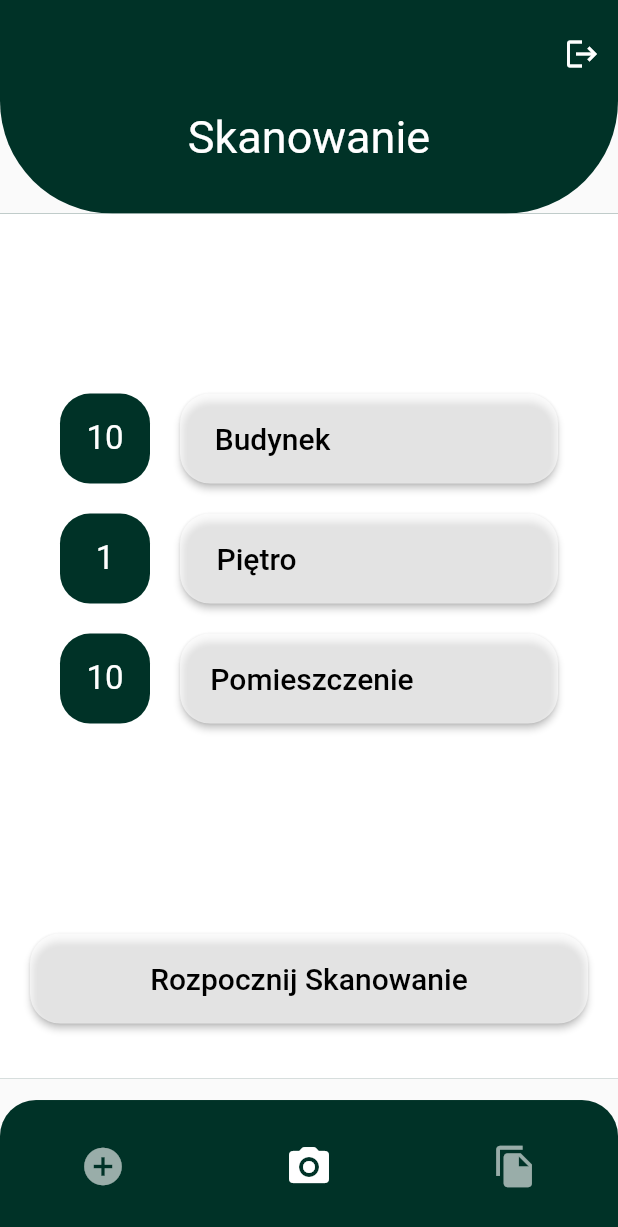
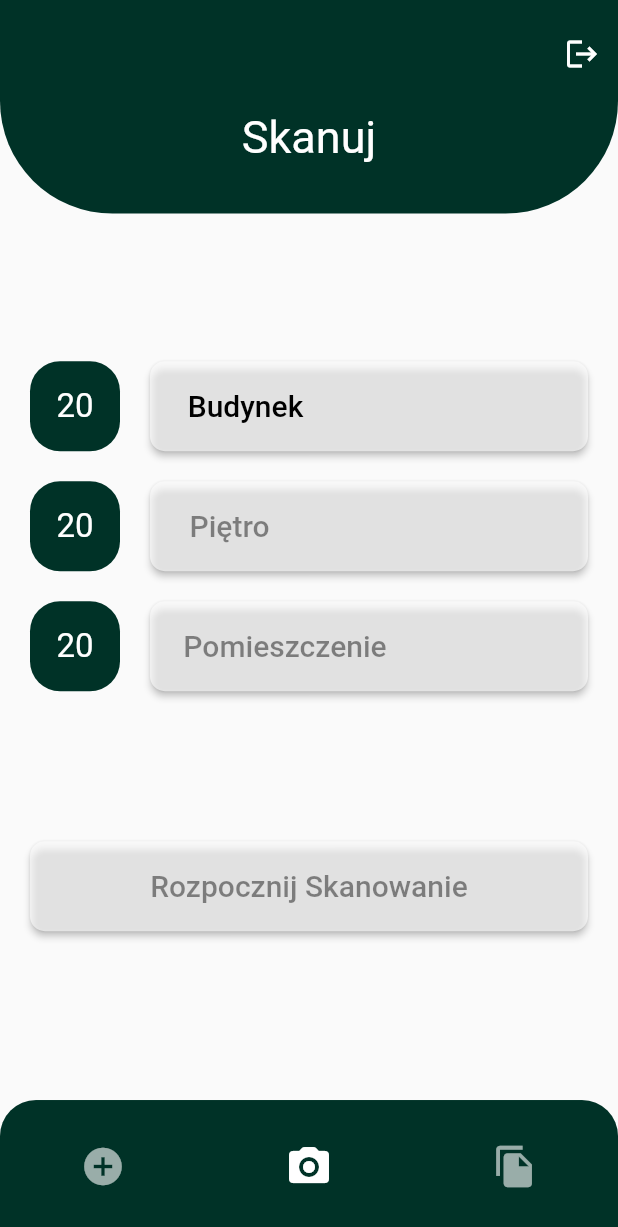
Before and after one commit to Lokinado/flutter_inventory_app, a Flutter app: the screen it shows once a user with an empty profile is signed in, on a phone screen of 412 x 824 dp. Shown: the top 1227 px of the screen. Run offline on Flutter 3.47's test engine with Material 2 defaults, Android fonts, the phone set to English and light mode, and no system bars; our stand-ins replace camera, firebase_auth, firebase_core; accounts and stored records are empty; Roboto replaces fonts that are missing (Montserrat).

Commit message:
Cleanup i poprawki skalowania
Umożliwienie ładniejszego skalowania elementów podczas zmian wielkości rzeczy na ekranie ; posprzątanie wcześniejszego kodu ; dodanie działania "Rozpocznij Skanowanie"

```diff
--- /dev/null
+++ b/lib/components/element_styling.dart
@@ -0,0 +1,41 @@
+import 'package:flutter/material.dart';
+
+//  Parametr odpowiedzialny za krzywiznę boków guzików
+//  Przy zaimporotowaniu, ta zmienna zostaje zaimportowana domyślnie
+//  i można późńiej jej wartość nadpisać
+double roundness  = 10;
+
+// Zaokrąglony, Szary, guzik
+var leftTextActive = ElevatedButton.styleFrom(
+    backgroundColor: Colors.white60,
+    foregroundColor: Colors.black,
+    shadowColor: Colors.black,
+    alignment: const Alignment(-0.9, 0),
+    shape: RoundedRectangleBorder(
+      borderRadius: BorderRadius.circular(roundness),
+    ));
+
+var leftTextNotActive = ElevatedButton.styleFrom(
+    backgroundColor: Colors.white60,
+    foregroundColor: Colors.black45,
+    shadowColor: Colors.black,
+    alignment: const Alignment(-0.9, 0),
+    shape: RoundedRectangleBorder(
+      borderRadius: BorderRadius.circular(roundness),
+    ));
+
+var centerTextActive = ElevatedButton.styleFrom(
+    backgroundColor: Colors.white60,
+    foregroundColor: Colors.black,
+    shadowColor: Colors.black,
+    shape: RoundedRectangleBorder(
+      borderRadius: BorderRadius.circular(roundness),
+    ));
+
+var centerTextNotActive = ElevatedButton.styleFrom(
+    backgroundColor: Colors.white60,
+    foregroundColor: Colors.black45,
+    shadowColor: Colors.black,
+    shape: RoundedRectangleBorder(
+      borderRadius: BorderRadius.circular(roundness),
+    ));
--- a/lib/components/topbodysection.dart
+++ b/lib/components/topbodysection.dart
@@ -67,7 +67,7 @@ class TopBodySection extends StatelessWidget {
               ),
               height: size.height * proportionalHeight,
               decoration: BoxDecoration(
-                color: Color.fromRGBO(0, 50, 39, 1),
+                color: const Color.fromRGBO(0, 50, 39, 1),
                 borderRadius: BorderRadius.only(
                   //  Roundness is on the opposite site
                   bottomRight: Radius.circular(rightRoundness),
--- a/lib/pages/scanner/pick_place_page.dart
+++ b/lib/pages/scanner/pick_place_page.dart
@@ -1,6 +1,6 @@
 import 'package:flutter/material.dart';
+import 'package:inventory_app/components/element_styling.dart';
 import 'package:inventory_app/components/topbodysection.dart';
-import 'package:inventory_app/components/place_choose_button.dart';
 import 'package:inventory_app/pages/scanner/scanner_page.dart';
 
 //  ###########################################################################
@@ -24,7 +24,7 @@ class _PickPlaceState extends State<PickPlace> {
       children: <Widget>[
         TopBodySection(
           key: UniqueKey(),
-          tekst: "Skanowanie",
+          tekst: "Skanuj",
           size: rozmiar,
           location: Location.center,
         ),
@@ -61,15 +61,18 @@ class _PickPlaceContentState extends State<PickPlaceContent>
   @override
   bool get wantKeepAlive => true;
 
-  var budynek = 10;
-  var pietro = 1;
-  var pomieszczenie = 10;
+  var budynek = 20;
+  var pietro = 20;
+  var pomieszczenie = 20;
   double numberBoxSize = 60;
+
+  var zielonySGGW = const Color.fromRGBO(0, 50, 39, 1);
 
   var rozpoczeteSkanowanie = false;
 
   @override
   Widget build(BuildContext context) {
+    // Wywołuje "AutomaticKeepAliveClientMixin" -> Alive
     super.build(context);
 
     // Zmienne stylistyczne
@@ -77,50 +80,32 @@ class _PickPlaceContentState extends State<PickPlaceContent>
     double space = 20;
     double space2 = 2 * space;
 
-    // Zaokrąglony, Szary, guzik
-    var style1 = ElevatedButton.styleFrom(
-        backgroundColor: Colors.white60,
-        foregroundColor: Colors.black,
-        shadowColor: Colors.black,
-        alignment: Alignment(-0.9, 0),
-        shape: RoundedRectangleBorder(
-          borderRadius: BorderRadius.circular(roundness),
-        ));
+    //  "Kontener" wnętrza, ograniczający wysokość całkowitą
+    return SizedBox(
+        height: widget.size.height * 0.7,
+        width: widget.size.width,
 
-    var style2 = ElevatedButton.styleFrom(
-        backgroundColor: Colors.white60,
-        foregroundColor: Colors.black,
-        shadowColor: Colors.black,
-        shape: RoundedRectangleBorder(
-          borderRadius: BorderRadius.circular(roundness),
-        ));
+        //  Największe pudełko - tutaj jest cała zawartość równo ułożone
+        child: Column(
+          mainAxisAlignment: MainAxisAlignment.spaceEvenly,
+          children: [
 
-    // Wywołuje "AutomaticKeepAliveClientMixin" -> Alive
-    return Container(
-        height: widget.size.height * 0.7,
-        color: const Color.fromRGBO(0, 50, 39, 1),
-
-        //  Kontener odpowiedzialny za tło z zaokrąglonymi rogami
-        child: Container(
-            width: widget.size.width,
-            height: widget.size.height,
-            color: Colors.white,
-
-            // Główna zawartość naszej strony
-            child: Column(
-              children: [
-                // Kontener do trzymania zakładek z wybieranim
-                Container(
-                  margin: const EdgeInsets.fromLTRB(0, 120, 0, 0),
-                  child: Column(
+            // Wszystkie elementy są ułożone tutaj
+            // po co Columna w Columne?
+            // Jedna umieszcz an środku "pudełko" (column poniżej)
+            // w którym sa już ręcznie rozmieszczonoe elementy
+            // (przyciski i separatory z Column poniżej)
+            Column(
               mainAxisAlignment: MainAxisAlignment.spaceEvenly,
               crossAxisAlignment: CrossAxisAlignment.center,
 
-                    // Budynek, piętro, pomieszczenie
+              // Budynek, piętro, pomieszczenie i przycisk
               children: [
+
                 // Wybor budynku
+                // Dokładny opis komponentu w place_choose_button.dart
                 Container(
-                        margin: EdgeInsets.fromLTRB(space2, 0, 0, 0),
+                  margin: EdgeInsets.fromLTRB(space, 0, 0, 0),
                   child: Row(
                     //mainAxisAlignment: MainAxisAlignment.spaceEvenly,
 
@@ -130,12 +115,11 @@ class _PickPlaceContentState extends State<PickPlaceContent>
                         width: numberBoxSize,
                         height: numberBoxSize,
                         decoration: BoxDecoration(
-                                  borderRadius:
-                                      BorderRadius.circular(roundness),
-                                  color: Color.fromRGBO(0, 50, 39, 1)),
+                            borderRadius: BorderRadius.circular(roundness),
+                            color: zielonySGGW),
                         child: Text(
                           "${budynek > 0 ? budynek : ""}",
-                                style: TextStyle(
+                          style: const TextStyle(
                               fontSize: 22, color: Colors.white),
                         ),
                       ),
@@ -143,16 +127,16 @@ class _PickPlaceContentState extends State<PickPlaceContent>
                         margin: EdgeInsets.fromLTRB(space, 0, 0, 0),
                       ),
                       SizedBox(
-                              width: widget.size.width - 160,
+                        width: widget.size.width - 120,
                         height: 60.0,
                         child: ElevatedButton(
-                                style: style1,
+                          style: leftTextActive,
                           onPressed: () {
                             setState(() {
                               budynek = budynek + 1;
                             });
                           },
-                                child: Text(
+                          child: const Text(
                             "Budynek",
                             style: TextStyle(fontSize: 20),
                           ),
@@ -169,7 +153,7 @@ class _PickPlaceContentState extends State<PickPlaceContent>
 
                 // Wybor pietra
                 Container(
-                        margin: EdgeInsets.fromLTRB(space2, 0, 0, 0),
+                  margin: EdgeInsets.fromLTRB(space, 0, 0, 0),
                   child: Row(
                     //mainAxisAlignment: MainAxisAlignment.spaceEvenly,
 
@@ -179,12 +163,11 @@ class _PickPlaceContentState extends State<PickPlaceContent>
                         width: numberBoxSize,
                         height: numberBoxSize,
                         decoration: BoxDecoration(
-                                  borderRadius:
-                                      BorderRadius.circular(roundness),
-                                  color: Color.fromRGBO(0, 50, 39, 1)),
+                            borderRadius: BorderRadius.circular(roundness),
+                            color: zielonySGGW),
                         child: Text(
                           "${pietro > 0 ? pietro : ""}",
-                                style: TextStyle(
+                          style: const TextStyle(
                               fontSize: 22, color: Colors.white),
                         ),
                       ),
@@ -192,16 +175,20 @@ class _PickPlaceContentState extends State<PickPlaceContent>
                         margin: EdgeInsets.fromLTRB(space, 0, 0, 0),
                       ),
                       SizedBox(
-                              width: widget.size.width - 160,
+                        width: widget.size.width - 120,
                         height: 60.0,
                         child: ElevatedButton(
-                                style: style1,
+                          style: budynek > 20
+                              ? leftTextActive
+                              : leftTextNotActive,
                           onPressed: () {
                             setState(() {
+                              if (budynek > 20) {
                                 pietro = pietro + 1;
+                              }
                             });
                           },
-                                child: Text(
+                          child: const Text(
                             "Piętro",
                             style: TextStyle(
                               fontSize: 20,
@@ -221,7 +208,7 @@ class _PickPlaceContentState extends State<PickPlaceContent>
 
                 // Wybor pomieszczenia
                 Container(
-                        margin: EdgeInsets.fromLTRB(space2, 0, 0, 0),
+                  margin: EdgeInsets.fromLTRB(space, 0, 0, 0),
                   child: Row(
                     //mainAxisAlignment: MainAxisAlignment.spaceEvenly,
 
@@ -231,12 +218,11 @@ class _PickPlaceContentState extends State<PickPlaceContent>
                         width: numberBoxSize,
                         height: numberBoxSize,
                         decoration: BoxDecoration(
-                                  borderRadius:
-                                      BorderRadius.circular(roundness),
-                                  color: Color.fromRGBO(0, 50, 39, 1)),
+                            borderRadius: BorderRadius.circular(roundness),
+                            color: zielonySGGW),
                         child: Text(
                           "${pomieszczenie > 0 ? pomieszczenie : ""}",
-                                style: TextStyle(
+                          style: const TextStyle(
                               fontSize: 22, color: Colors.white),
                         ),
                       ),
@@ -244,16 +230,20 @@ class _PickPlaceContentState extends State<PickPlaceContent>
                         margin: EdgeInsets.fromLTRB(space, 0, 0, 0),
                       ),
                       SizedBox(
-                              width: widget.size.width - 160,
+                        width: widget.size.width - 120,
                         height: 60.0,
                         child: ElevatedButton(
-                                style: style1,
+                          style: pietro > 20
+                              ? leftTextActive
+                              : leftTextNotActive,
                           onPressed: () {
                             setState(() {
+                              if (pietro > 20) {
                                 pomieszczenie = pomieszczenie + 1;
+                              }
                             });
                           },
-                                child: Text(
+                          child: const Text(
                             "Pomieszczenie",
                             style: TextStyle(fontSize: 20),
                           ),
@@ -265,11 +255,11 @@ class _PickPlaceContentState extends State<PickPlaceContent>
 
                 // Separator
                 const SizedBox(
-                        height: 140.0,
+                  height: 100.0,
                 ),
 
-                      Container(
-                        child: Row(
+                // Przycisk rozpoczęcia skanowania
+                Row(
                   children: [
                     Container(
                       margin: EdgeInsets.fromLTRB(space, 0, 0, 0),
@@ -278,16 +268,19 @@ class _PickPlaceContentState extends State<PickPlaceContent>
                       width: widget.size.width - 40,
                       height: 60.0,
                       child: ElevatedButton(
-                                style: style2,
+                        style: pomieszczenie > 20
+                            ? centerTextActive
+                            : centerTextNotActive,
                         onPressed: () {
-                                  rozpoczeteSkanowanie = true;
+                          if (pomieszczenie > 20) {
                             Navigator.push(
                               context,
                               MaterialPageRoute(
                                   builder: (context) => const CameraPage()),
                             );
+                          }
                         },
-                                child: Text(
+                        child: const Text(
                           "Rozpocznij Skanowanie",
                           style: TextStyle(fontSize: 20),
                         ),
@@ -295,19 +288,12 @@ class _PickPlaceContentState extends State<PickPlaceContent>
                     ),
                   ],
                 ),
-                      )
               ],
-                  ),
             ),
 
             // Kontener do trzymania przycisków dolnych
-                Container(
-                  child: Row(
-                    // Rozpocznij, zakończ raport
-                    children: [],
-                  ),
-                )
+            //Row( Rozpocznij, zakończ raport children: [],
           ],
-            )));
+        ));
   }
 }
--- a/lib/prefab/scanerhomepagecenter.dart
+++ b/lib/prefab/scanerhomepagecenter.dart
@@ -1,6 +1,6 @@
 import 'package:flutter/material.dart';
 import 'package:inventory_app/components/topbodysection.dart';
-import 'package:inventory_app/components/place_choose_button.dart';
+import 'package:inventory_app/prefab/place_choose_button.dart';
 
 class _CenterScanHomePageState extends State<CenterScanHomePage>
     with AutomaticKeepAliveClientMixin<CenterScanHomePage>{
```
Also changed, not shown: lib/components/place_choose_button.dart (deleted, +0 -52 lines), lib/pages/scanner/scanner_page.dart (+15 -10 lines), lib/prefab/place_choose_button.dart (added, +112 -0 lines). Lines whose indentation alone changed are shown as unchanged.
